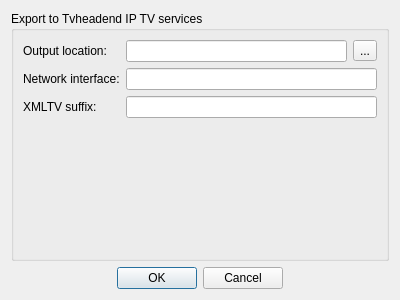
Qt form src/ui/playlist/PlaylistExportTvheadend.ui (ntadej/tano) before a commit.
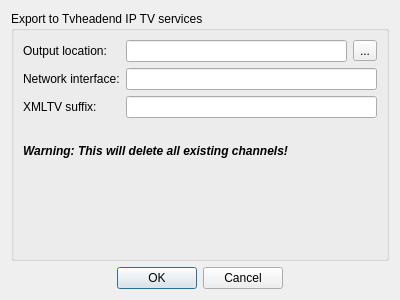
The same form after that commit. Icons and pictures are not drawn.

Commit message: Finished Tvheadend support

What changed in the file:
```diff
--- a/src/ui/playlist/PlaylistExportTvheadend.ui
+++ b/src/ui/playlist/PlaylistExportTvheadend.ui
@@ -61,7 +61,7 @@
       <item row="2" column="1" colspan="2">
        <widget class="QLineEdit" name="editXmltv"/>
       </item>
-      <item row="3" column="1">
+      <item row="5" column="1">
        <spacer name="verticalSpacer">
         <property name="orientation">
          <enum>Qt::Vertical</enum>
@@ -74,6 +74,20 @@
         </property>
        </spacer>
       </item>
+      <item row="4" column="0" colspan="3">
+       <widget class="QLabel" name="labelWarning">
+        <property name="text">
+         <string>&lt;i&gt;&lt;b&gt;Warning: This will delete all existing channels!&lt;/b&gt;&lt;/a&gt;</string>
+        </property>
+       </widget>
+      </item>
+      <item row="3" column="0" colspan="3">
+       <widget class="QLabel" name="labelSpacer">
+        <property name="text">
+         <string/>
+        </property>
+       </widget>
+      </item>
      </layout>
     </widget>
    </item>
```
The commit also changes 10 other files.
